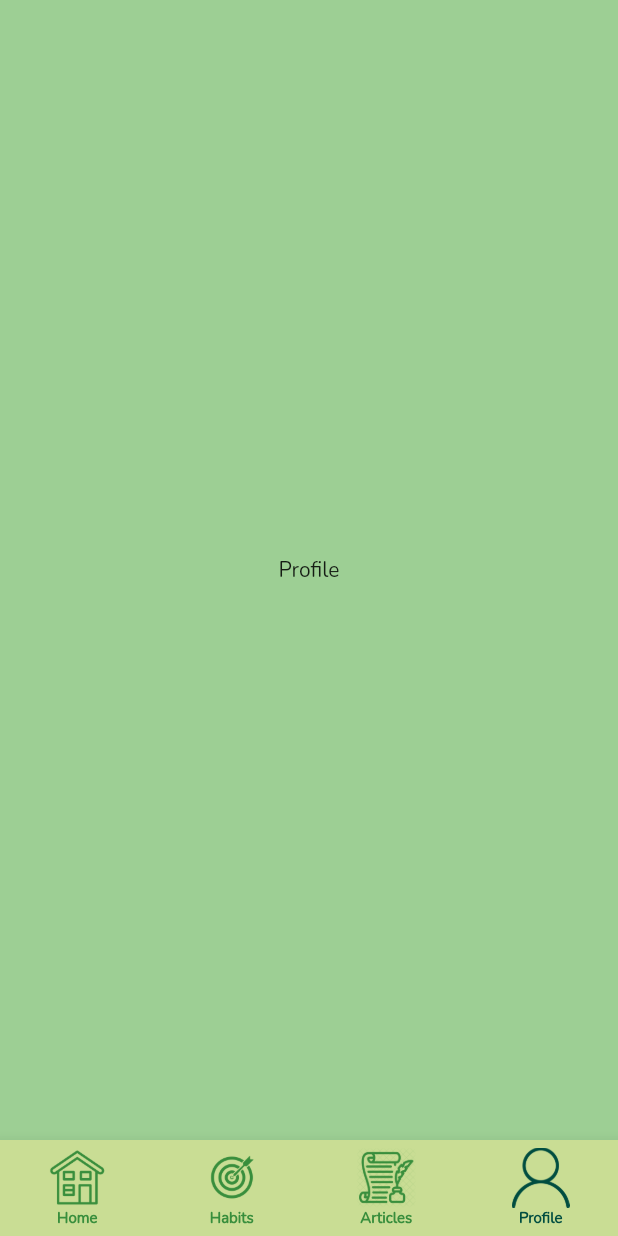
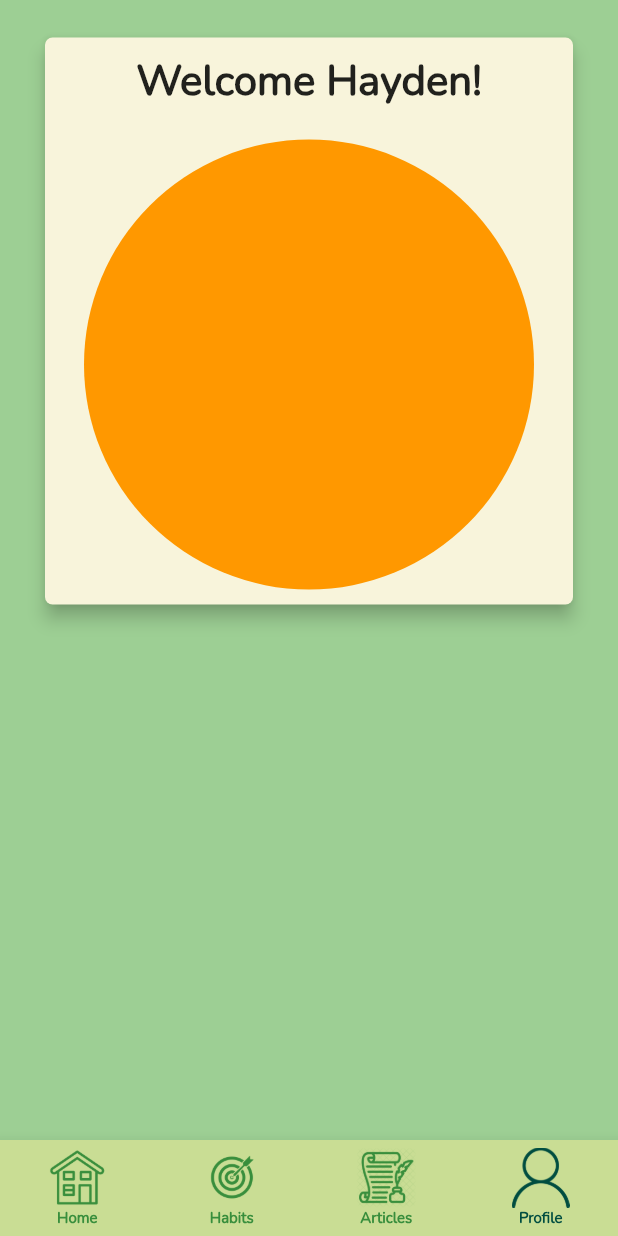
Before and after one commit to csc301-fall-2021/team-project-9-greenpeeps, a Flutter app: the Navigation screen opened by its route, item 4 of the bottom bar chosen, on a phone screen of 412 x 824 dp. Run offline on Flutter 3.47's test engine with Material 2 defaults, Android fonts, the phone set to English and light mode, and no system bars; our stand-ins replace cloud_firestore, firebase_auth, firebase_core, pie_chart; missing offline and left inert: cloud_firestore_web, firebase_auth_web, firebase_core_web; accounts and stored records are empty.

Commit message:
Initial Addition to Profile Screen

```diff
--- a/green_peeps_app/lib/profile/profile_screen.dart
+++ b/green_peeps_app/lib/profile/profile_screen.dart
@@ -1,4 +1,11 @@
 import 'package:flutter/material.dart';
+import 'package:green_peeps_app/homescreen/pie_diagram.dart';
+
+import 'package:green_peeps_app/homescreen/first_box.dart';
+import 'package:green_peeps_app/homescreen/articles_box.dart';
+import 'package:green_peeps_app/homescreen/second_box.dart';
+import 'package:green_peeps_app/homescreen/daily_questions_box.dart';
+import 'package:green_peeps_app/homescreen/daily_habits_box.dart';
 
 class ProfileScreen extends StatefulWidget {
   const ProfileScreen({Key? key}) : super(key: key);
@@ -8,8 +15,56 @@ class ProfileScreen extends StatefulWidget {
 }
 
 class _ProfileState extends State<ProfileScreen> {
+  final double _boxPadding = 10.0;
+  final double _boxElevation = 5.0; // The height of shadow beneath box
+  final Color _boxColor = const Color.fromRGBO(248, 244, 219, 1);
+
+  Widget _buildFirstBox(BuildContext context, double boxPadding,
+      double boxElevation, Color boxColor, String userFirstName) {
+    return SliverList(
+      delegate: SliverChildBuilderDelegate(
+        (BuildContext context, int index) {
+          return Material(
+              color: boxColor,
+              elevation: boxElevation,
+              borderRadius: BorderRadius.circular(5.0),
+              child: Column(children: [
+                Container(
+                  padding: EdgeInsets.all(boxPadding),
+                  child: Text(
+                    "Welcome " + userFirstName + "!",
+                    textAlign: TextAlign.left,
+                    style: const TextStyle(
+                      fontSize: 28.0,
+                      fontWeight: FontWeight.bold,
+                    ),
+                  ),
+                ),
+                Container(
+                    padding: EdgeInsets.all(boxPadding),
+                    child: Container(
+                      padding: EdgeInsets.all(150.0),
+                      decoration: BoxDecoration(
+                          color: Colors.orange, shape: BoxShape.circle),
+                    )),
+              ]));
+        },
+        childCount: 1,
+      ),
+    );
+  }
+
   @override
   Widget build(BuildContext context) {
-    return const Center(child: Text("Profile"));
+    return Center(
+        child: CustomScrollView(slivers: <Widget>[
+      SliverSafeArea(
+        sliver: SliverPadding(
+          padding: EdgeInsets.only(left: 30, right: 30, top: 25, bottom: 25),
+          sliver: _buildFirstBox(
+              context, _boxPadding, _boxElevation, _boxColor, "Hayden"),
+        ),
+      ),
+    ]));
   }
 }
```
